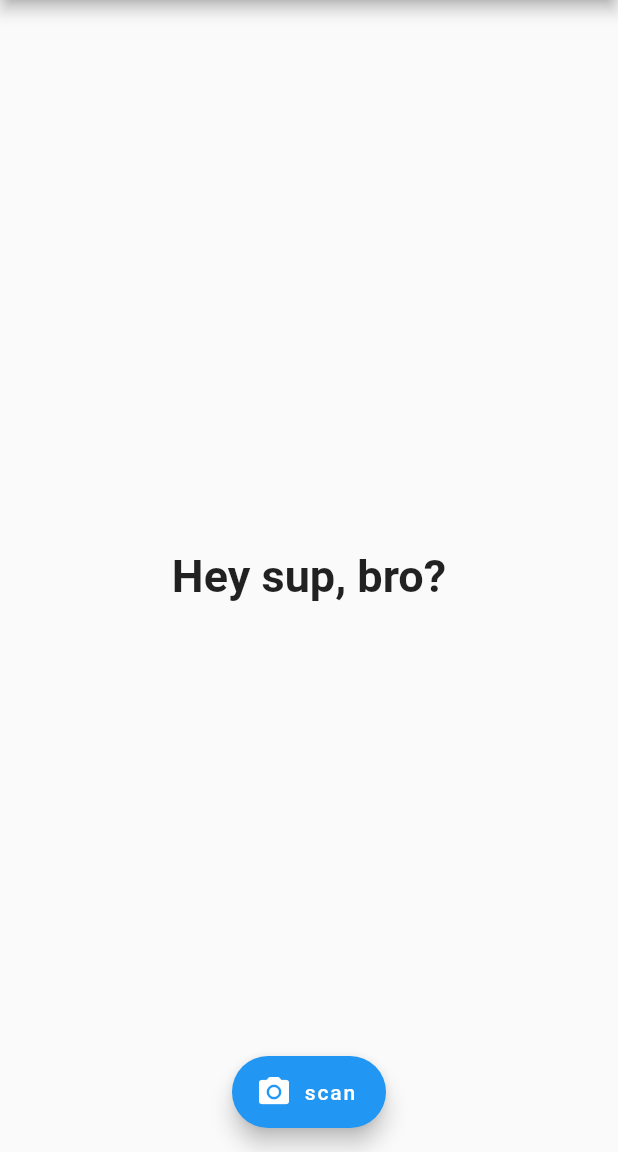
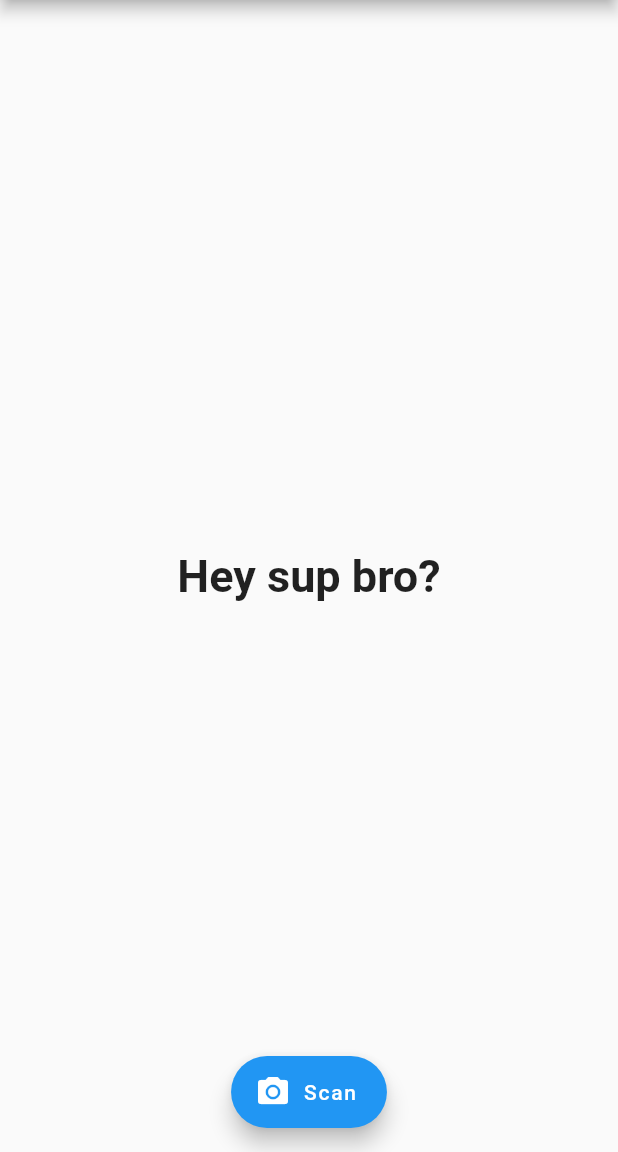
Before and after one commit to HIRO0927/InocciScanner, a Flutter app: the screen it shows after launch, on a phone screen of 412 x 824 dp, the part 84-1236 px from its top. Run offline on Flutter 3.47's test engine with Material 2 defaults, Android fonts, the phone set to English and light mode, and no system bars; our stand-ins replace share, sqflite; missing offline and left inert: flutter_mobile_vision; accounts and stored records are empty.

```diff
--- a/lib/main.dart
+++ b/lib/main.dart
@@ -36,7 +36,7 @@ class HistoryState extends State<History> {
   }
 
   _initDatabase() async {
-
+    String path = await getDatabaseFilePath("scan_history.db");
     Database db = await openReadOnlyDatabase(path);
 
     List<Map> data = await db.query("scan_hisoty", columns: ["text"]);
@@ -66,7 +66,7 @@ class HistoryState extends State<History> {
 }
 
 class HomePageState extends State<HomePage> {
-  String result = "Hey sup, bro?";
+  String result = "Hey sup bro?";
 
   Future _scanQR() async {
     List<Barcode> barcodes = [];
@@ -131,7 +131,7 @@ class HomePageState extends State<HomePage> {
       ),
       floatingActionButton: FloatingActionButton.extended(
         icon: Icon(Icons.camera_alt),
-        label: Text("scan"),
+        label: Text("Scan"),
         onPressed: _scanQR,
       ),
       floatingActionButtonLocation: FloatingActionButtonLocation.centerFloat,
```
Also changed, not shown: lib/generated/i18n.dart (added), 1 other file.
